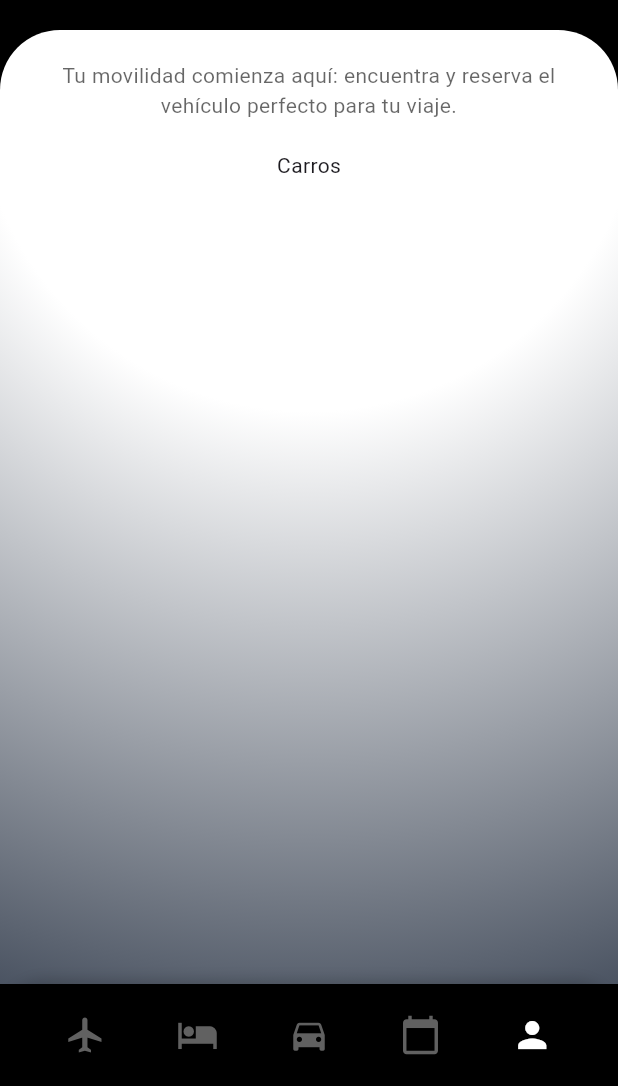
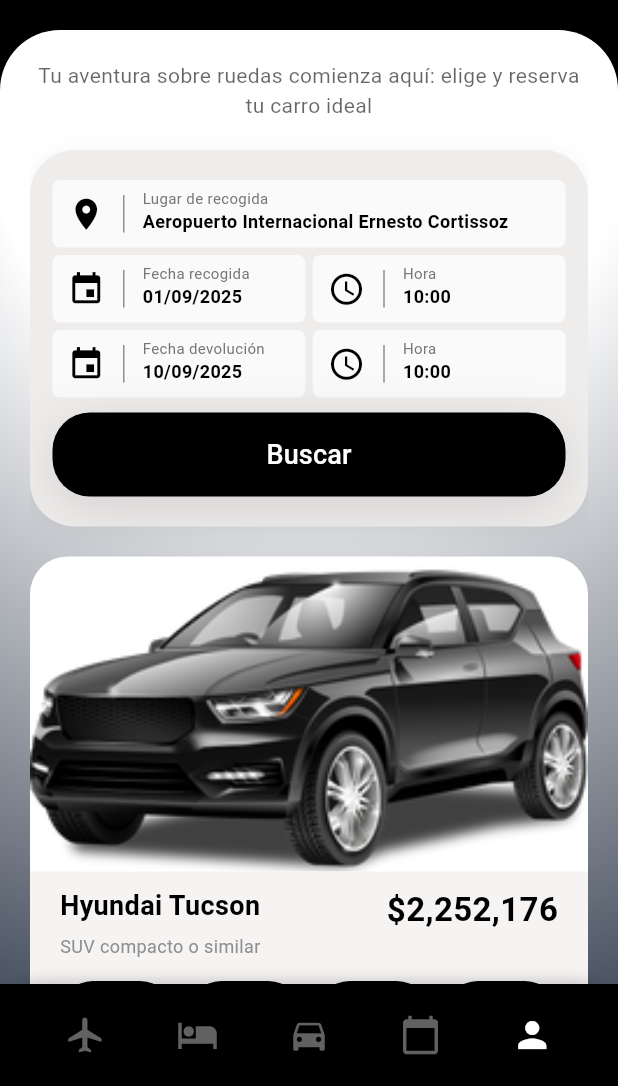
Before and after one commit to ELDIABE22/next_trip_flutter, a Flutter app: the screen it shows after launch, item 3 of the bottom bar chosen, after a tap on the "person" icon, on a phone screen of 412 x 824 dp, the part 150-1236 px from its top. Run offline on Flutter 3.47's test engine with Material 3 defaults, Android fonts, the phone set to English and light mode, and no system bars; our stand-ins replace google_fonts, table_calendar; Roboto replaces fonts that are missing (Prompt).

Commit message:
Implementación de la página de búsqueda de carros, incluyendo formularios y tarjetas de presentación de vehículos.

```diff
--- a/lib/features/cars/presentation/pages/car_search_page.dart
+++ b/lib/features/cars/presentation/pages/car_search_page.dart
@@ -1,5 +1,7 @@
 import 'package:flutter/material.dart';
 import 'package:next_trip/core/widgets/page_layout.dart';
+import 'package:next_trip/features/cars/presentation/widgets/carSearchPage/car_card.dart';
+import 'package:next_trip/features/cars/presentation/widgets/carSearchPage/car_search_form.dart';
 
 class CarSearchPage extends StatefulWidget {
   const CarSearchPage({super.key});
@@ -20,10 +22,20 @@ class _CarSearchPageState extends State<CarSearchPage> {
   @override
   Widget build(BuildContext context) {
     return PageLayout(
-      title: 'Tu movilidad comienza aquí: encuentra y reserva el vehículo perfecto para tu viaje.',
+      title:
+          'Tu aventura sobre ruedas comienza aquí: elige y reserva tu carro ideal',
       selectedIndex: selectedIndex,
       onItemTapped: onItemTapped,
-      child: Text("Carros"),
+      children: [
+        CarSearchForm(),
+        const SizedBox(height: 20),
+        Column(
+          children: List.generate(
+            5,
+            (index) => Column(children: [CarCard(), SizedBox(height: 20)]),
+          ),
+        ),
+      ],
     );
   }
 }
--- /dev/null
+++ b/lib/features/cars/presentation/widgets/carSearchPage/car_attribute_tag.dart
@@ -0,0 +1,44 @@
+import 'package:flutter/material.dart';
+
+class CarAttributeTag extends StatelessWidget {
+  final String title;
+  final IconData icon;
+  final Color? textColor;
+  final Color? bgColor;
+
+  const CarAttributeTag({
+    super.key,
+    required this.title,
+    required this.icon,
+    this.textColor,
+    this.bgColor,
+  });
+
+  @override
+  Widget build(BuildContext context) {
+    return Expanded(
+      child: Container(
+        decoration: BoxDecoration(
+          color: bgColor ?? Colors.black,
+          borderRadius: BorderRadius.circular(30),
+        ),
+        padding: EdgeInsets.all(10),
+        child: Row(
+          mainAxisAlignment: MainAxisAlignment.center,
+          children: [
+            Icon(icon, size: 24, color: textColor ?? Colors.white),
+            SizedBox(width: 10),
+            Text(
+              title,
+              style: TextStyle(
+                color: textColor ?? Colors.white,
+                fontSize: 15,
+                fontWeight: FontWeight.w400,
+              ),
+            ),
+          ],
+        ),
+      ),
+    );
+  }
+}
--- /dev/null
+++ b/lib/features/cars/presentation/widgets/carSearchPage/car_card.dart
@@ -0,0 +1,112 @@
+import 'package:flutter/material.dart';
+import 'package:next_trip/features/cars/presentation/widgets/carSearchPage/car_attribute_tag.dart';
+
+class CarCard extends StatelessWidget {
+  const CarCard({super.key});
+
+  @override
+  Widget build(BuildContext context) {
+    return GestureDetector(
+      child: Container(
+        width: double.infinity,
+        decoration: BoxDecoration(
+          color: Colors.white,
+          borderRadius: BorderRadius.circular(25),
+        ),
+        clipBehavior: Clip.hardEdge,
+        child: Column(
+          children: [
+            Column(
+              children: [
+                Stack(
+                  children: [
+                    ClipRRect(
+                      // borderRadius: const BorderRadius.only(
+                      //   bottomLeft: Radius.circular(25),
+                      //   bottomRight: Radius.circular(25),
+                      // ),
+                      child: Image.asset(
+                        'assets/images/carro.webp',
+                        width: double.infinity,
+                        height: 210,
+                        fit: BoxFit.cover,
+                      ),
+                    ),
+                  ],
+                ),
+                Container(
+                  padding: EdgeInsets.only(
+                    top: 10,
+                    right: 20,
+                    left: 20,
+                    bottom: 20,
+                  ),
+                  decoration: BoxDecoration(color: const Color(0xFFF6F3F3)),
+                  child: Column(
+                    children: [
+                      Row(
+                        mainAxisAlignment: MainAxisAlignment.spaceBetween,
+                        crossAxisAlignment: CrossAxisAlignment.start,
+                        children: [
+                          Column(
+                            crossAxisAlignment: CrossAxisAlignment.start,
+                            children: [
+                              Text(
+                                "Hyundai Tucson",
+                                style: TextStyle(
+                                  color: Colors.black,
+                                  fontSize: 18,
+                                  fontWeight: FontWeight.w600,
+                                ),
+                              ),
+                              SizedBox(height: 5),
+                              Text(
+                                "SUV compacto o similar",
+                                style: TextStyle(
+                                  color: const Color(0xFF8F8F8F),
+                                  fontSize: 12,
+                                  fontWeight: FontWeight.w400,
+                                ),
+                              ),
+                            ],
+                          ),
+
+                          Text(
+                            '\$2,252,176',
+                            style: TextStyle(
+                              color: Colors.black,
+                              fontSize: 22,
+                              fontWeight: FontWeight.bold,
+                            ),
+                          ),
+                        ],
+                      ),
+
+                      SizedBox(height: 15),
+
+                      Row(
+                        mainAxisAlignment: MainAxisAlignment.spaceBetween,
+                        children: [
+                          CarAttributeTag(title: "4", icon: Icons.person),
+                          SizedBox(width: 10),
+                          CarAttributeTag(title: "3", icon: Icons.work),
+                          SizedBox(width: 10),
+                          CarAttributeTag(title: "2", icon: Icons.home),
+                          SizedBox(width: 10),
+                          CarAttributeTag(
+                            title: "A",
+                            icon: Icons.settings_input_component,
+                          ),
+                        ],
+                      ),
+                    ],
+                  ),
+                ),
+              ],
+            ),
+          ],
+        ),
+      ),
+    );
+  }
+}
--- /dev/null
+++ b/lib/features/cars/presentation/widgets/carSearchPage/car_search_form.dart
@@ -0,0 +1,97 @@
+import 'package:flutter/material.dart';
+import 'package:next_trip/core/widgets/custom_button.dart';
+import 'package:next_trip/features/flights/presentation/widgets/flightSearchPage/input_field.dart';
+
+class CarSearchForm extends StatefulWidget {
+  const CarSearchForm({super.key});
+
+  @override
+  State<CarSearchForm> createState() => _CarSearchFormState();
+}
+
+class _CarSearchFormState extends State<CarSearchForm> {
+  @override
+  Widget build(BuildContext context) {
+    return Container(
+      padding: EdgeInsets.symmetric(vertical: 20, horizontal: 15),
+      decoration: BoxDecoration(
+        color: const Color(0xFFEFECEC),
+        borderRadius: BorderRadius.circular(30),
+        boxShadow: [
+          BoxShadow(
+            color: Colors.grey.withValues(alpha: 0.1),
+            spreadRadius: 1,
+            blurRadius: 10,
+            offset: const Offset(0, 2),
+          ),
+        ],
+      ),
+      child: Column(
+        crossAxisAlignment: CrossAxisAlignment.start,
+        children: [
+          Row(
+            children: [
+              Expanded(
+                child: InputField(
+                  label: 'Lugar de recogida',
+                  value: 'Aeropuerto Internacional Ernesto Cortissoz',
+                  icon: Icons.location_on,
+                  enabled: true,
+                ),
+              ),
+            ],
+          ),
+          const SizedBox(height: 5),
+
+          Row(
+            children: [
+              Expanded(
+                child: InputField(
+                  label: 'Fecha recogida',
+                  value: '01/09/2025',
+                  icon: Icons.event,
+                  enabled: true,
+                ),
+              ),
+              const SizedBox(width: 5),
+              Expanded(
+                child: InputField(
+                  label: 'Hora',
+                  value: '10:00',
+                  icon: Icons.access_time,
+                  enabled: true,
+                ),
+              ),
+            ],
+          ),
+          const SizedBox(height: 5),
+
+          Row(
+            children: [
+              Expanded(
+                child: InputField(
+                  label: 'Fecha devolución',
+                  value: '10/09/2025',
+                  icon: Icons.event,
+                  enabled: true,
+                ),
+              ),
+              const SizedBox(width: 5),
+              Expanded(
+                child: InputField(
+                  label: 'Hora',
+                  value: '10:00',
+                  icon: Icons.access_time,
+                  enabled: true,
+                ),
+              ),
+            ],
+          ),
+          const SizedBox(height: 10),
+
+          CustomButton(text: "Buscar", onPressed: () {}),
+        ],
+      ),
+    );
+  }
+}
--- a/lib/features/flights/presentation/widgets/flightSearchPage/flight_search_form.dart
+++ b/lib/features/flights/presentation/widgets/flightSearchPage/flight_search_form.dart
@@ -56,11 +56,20 @@ class _FlightSearchFormState extends State<FlightSearchForm> {
               ),
             ],
           ),
-          const SizedBox(height: 20),
+          const SizedBox(height: 5),
 
           // Input Fields
           Row(
             children: [
+              Expanded(
+                child: InputField(
+                  label: 'Origen',
+                  value: 'Barranquilla',
+                  icon: Icons.flight_takeoff,
+                  enabled: true,
+                ),
+              ),
+              const SizedBox(width: 5),
               Expanded(
                 child: GestureDetector(
                   onTap: () {
@@ -72,25 +81,16 @@ class _FlightSearchFormState extends State<FlightSearchForm> {
                     );
                   },
                   child: InputField(
-                    label: 'Origen',
-                    value: 'Barranquilla',
-                    icon: Icons.flight_takeoff,
+                    label: 'Destino',
+                    value: 'Bogotá',
+                    icon: Icons.flight_land,
                     enabled: true,
                   ),
                 ),
               ),
-              const SizedBox(width: 10),
-              Expanded(
-                child: InputField(
-                  label: 'Destino',
-                  value: 'Bogotá',
-                  icon: Icons.flight_land,
-                  enabled: true,
-                ),
-              ),
             ],
           ),
-          const SizedBox(height: 15),
+          const SizedBox(height: 5),
 
           isOneWay
               ? InputField(
@@ -109,7 +109,7 @@ class _FlightSearchFormState extends State<FlightSearchForm> {
                         enabled: true,
                       ),
                     ),
-                    const SizedBox(width: 10),
+                    const SizedBox(width: 5),
                     Expanded(
                       child: InputField(
                         label: 'Vuelta',
@@ -120,7 +120,7 @@ class _FlightSearchFormState extends State<FlightSearchForm> {
                     ),
                   ],
                 ),
-          const SizedBox(height: 15),
+          const SizedBox(height: 5),
 
           InputField(
             label: 'Pasajeros',
@@ -129,7 +129,7 @@ class _FlightSearchFormState extends State<FlightSearchForm> {
             enabled: true,
             onTap: () => showPassengerSelector(),
           ),
-          const SizedBox(height: 20),
+          const SizedBox(height: 10),
 
           // Search Button
           CustomButton(text: "Buscar vuelos", onPressed: () {}),
--- a/lib/features/hotels/presentation/widgets/hotelSearchPage/hotel_attribute_tag.dart
+++ b/lib/features/hotels/presentation/widgets/hotelSearchPage/hotel_attribute_tag.dart
@@ -29,7 +29,7 @@ class HotelAttributeTag extends StatelessWidget {
           Text(
             title,
             style: TextStyle(
-              color: textColor ?? Colors.white,
+              color: textColor ?? const Color(0xFFFFFFFF),
               fontSize: 10,
               fontWeight: FontWeight.w400,
             ),
```
Also changed, not shown: assets/images/carro.webp (added), assets/images/colombia.webp (deleted), assets/images/welcome.webp (added).
